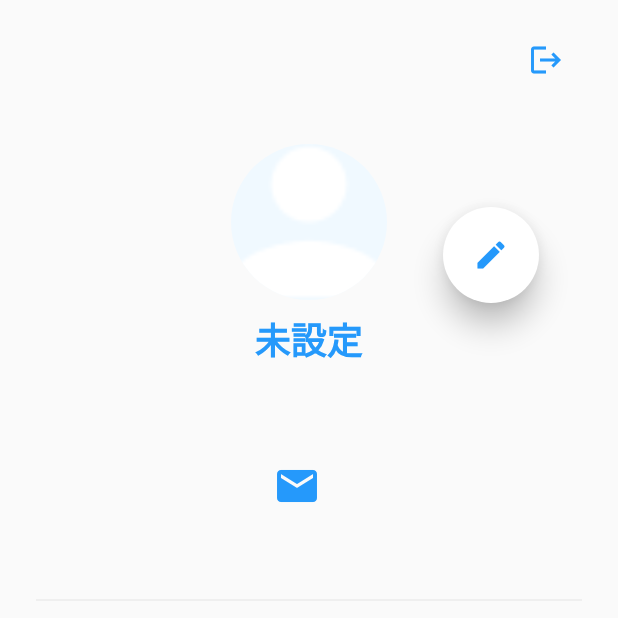
After one commit to John-Thailand/todoapp, a Flutter app: the OtherPage screen opened directly, on a phone screen of 412 x 824 dp, the top half of it. The commit adds this screen. Run offline on Flutter 3.47's test engine with Material 2 defaults, Android fonts, the phone set to English and light mode, and no system bars; our stand-ins replace cloud_firestore, firebase_auth, firebase_core, firebase_storage, image_picker; accounts and stored records are empty.

Commit message:
Avatorの表示

```diff
--- a/lib/models/task.dart
+++ b/lib/models/task.dart
@@ -1,21 +1,27 @@
+import 'package:todo_app/models/user.dart';
+
 class Task {
   Task({
     required this.documentId,
     required this.taskName,
+    required this.userId,
     required this.taskDetail,
     required this.genre,
     required this.createdTime,
     required this.updatedTime,
     required this.isFavorite,
     required this.favoriteCount,
+    this.user,
   });
 
   String documentId;
   String? taskName;
+  String userId;
   String? taskDetail;
   String? genre;
   DateTime? createdTime;
   DateTime? updatedTime;
   bool isFavorite;
   int favoriteCount;
+  User? user;
 }
--- /dev/null
+++ b/lib/other/other_page.dart
@@ -0,0 +1,212 @@
+import 'package:flutter/material.dart';
+import 'package:provider/provider.dart';
+import 'package:todo_app/edit_profile/edit_profile_page.dart';
+import 'package:todo_app/login/login_page.dart';
+import 'package:todo_app/reset_mail/reset_mail_page.dart';
+import 'package:todo_app/style.dart';
+
+import 'other_model.dart';
+
+class OtherPage extends StatelessWidget {
+  OtherPage({ Key? key }) : super(key: key);
+  // 固定値となる変数は、build外で設定する
+  final CustomColor customColor = CustomColor();
+
+  @override
+  Widget build(BuildContext context) {
+    // CircularProgressIndicatorの色を設定
+    final Color primaryColor = Theme.of(context).primaryColor;
+
+    return ChangeNotifierProvider<OtherModel>(
+      create: (_) => OtherModel()..fetchUser(),
+      child: Scaffold(
+        body: SingleChildScrollView(
+          scrollDirection: Axis.vertical,
+          child: Padding(
+            padding: const EdgeInsets.symmetric(horizontal: 24.0),
+            child: Center(
+              child: Consumer<OtherModel>(builder: (context, model, child) {
+                if(model.isLoading) {
+                  return CircularProgressIndicator(color: primaryColor);
+                } else {
+                  return Stack(
+                    children: [
+                      Column(
+                        children: [
+                          const SizedBox(height: 16.0),
+                          Row(
+                            mainAxisAlignment: MainAxisAlignment.end,
+                            children: [
+                              IconButton(
+                                onPressed: () async {
+                                  // ログアウト
+                                  await model.logout();
+                                  // ログインページに遷移
+                                  Navigator.pushAndRemoveUntil(
+                                    context,
+                                    MaterialPageRoute(
+                                        builder: (context) => const LoginPage()),
+                                    (_) => false
+                                  );
+                                },
+                                icon: const Icon(Icons.logout),
+                                color: customColor.mainColor,
+                                tooltip: 'ログアウト',
+                              ),
+                            ],
+                          ),
+                          const SizedBox(height: 32.0),
+                          Row(
+                            children: [
+                              Expanded(
+                                child: Container(),
+                              ),
+                              Expanded(
+                                child: Column(
+                                  children: [
+                                    CircleAvatar(
+                                      backgroundImage: model.userImageURL == ''
+                                        ? const AssetImage('assets/images/account.png')
+                                        : NetworkImage(model.userImageURL) as ImageProvider,
+                                      backgroundColor: customColor.bodyColor,
+                                      radius: 52,
+                                    ),
+                                    const SizedBox(height: 8.0),
+                                    Text(
+                                      model.userName ?? '未設定',
+                                      style: TextStyle(
+                                        fontSize: 24,
+                                        fontWeight: FontWeight.bold,
+                                        color: customColor.mainColor,
+                                      ),
+                                    ),
+                                  ],
+                                ),
+                              ),
+                              Expanded(
+                                child: ElevatedButton(
+                                  onPressed: () async {
+                                    // プロフィール編集ページに遷移
+                                    await Navigator.push(
+                                      context,
+                                      MaterialPageRoute(
+                                        builder: (context) =>
+                                        EditProfilePage(userImageURL: model.userImageURL, userName: model.userName),
+                                      ),
+                                    );
+                                    // ユーザー情報が変更されている可能性があるため、ユーザー情報を取得
+                                    model.fetchUser();
+                                  },
+                                  child: Icon(
+                                    Icons.edit,
+                                    color: customColor.mainColor
+                                  ),
+                                  style: ElevatedButton.styleFrom(
+                                    elevation: 8.0,
+                                    shape: const CircleBorder(),
+                                    padding: const EdgeInsets.all(20),
+                                    primary: customColor.whiteColor, // <-- Button color
+                                    onPrimary: customColor.mainColor, // <-- Splash color
+                                  ),
+                                ),
+                              ),
+                            ],
+                          ),
+                          const SizedBox(height: 64.0),
+                          Row(
+                            mainAxisAlignment: MainAxisAlignment.center,
+                            children: [
+                              Icon(
+                                Icons.email,
+                                color: customColor.mainColor,
+                                size: 32.0,
+                              ),
+                              const SizedBox(width: 16.0),
+                              Text(
+                                model.email ?? 'メールアドレスなし',
+                                style: TextStyle(
+                                  color: customColor.mainColor,
+                                  fontSize: 16.0,
+                                ),
+                              ),
+                            ],
+                          ),
+                          Divider(
+                            height: 120.0,
+                            thickness: 1.0,
+                            color: customColor.greyColor,
+                          ),
+                          // SizedBox(
+                          //   width: MediaQuery.of(context).size.width,
+                          //   child: ElevatedButton(
+                          //     child: Text(
+                          //       'メールアドレス変更',
+                          //       style: TextStyle(
+                          //         color: customColor.whiteColor,
+                          //         fontSize: 16.0,
+                          //       ),
+                          //     ),
+                          //     style: ElevatedButton.styleFrom(
+                          //       primary: Colors.blue,
+                          //       onPrimary: Colors.black,
+                          //       shape: RoundedRectangleBorder(
+                          //         borderRadius: BorderRadius.circular(10),
+                          //       ),
+                          //       padding: const EdgeInsets.all(16.0),
+                          //     ),
+                          //     onPressed: () async {
+                          //       // メールアドレス変更ページに遷移
+                          //       await Navigator.push(
+                          //         context,
+                          //         MaterialPageRoute(
+                          //           builder: (context) =>
+                          //           ResetMailPage(nowEmail: model.email!),
+                          //         ),
+                          //       );
+                          //     },
+                          //   ),
+                          // ),
+                          // const SizedBox(height: 32.0),
+                          // SizedBox(
+                          //   width: MediaQuery.of(context).size.width,
+                          //   child: ElevatedButton(
+                          //     child: Text(
+                          //       'パスワード変更',
+                          //       style: TextStyle(
+                          //         color: customColor.whiteColor,
+                          //         fontSize: 16.0,
+                          //       ),
+                          //     ),
+                          //     style: ElevatedButton.styleFrom(
+                          //       primary: Colors.blue,
+                          //       onPrimary: Colors.black,
+                          //       shape: RoundedRectangleBorder(
+                          //         borderRadius: BorderRadius.circular(10),
+                          //       ),
+                          //       padding: const EdgeInsets.all(16.0),
+                          //     ),
+                          //     onPressed: () async {
+                          //       await model.sendPasswordResetEmail(context);
+                          //     },
+                          //   ),
+                          // ),
+                        ],
+                      ),
+                      if (model.isLoading)
+                        Container(
+                          color: Colors.black54,
+                          child: const Center(
+                            child: CircularProgressIndicator(),
+                          ),
+                        ),
+                    ],
+                  );
+                }
+              }),
+            ),
+          ),
+        ),
+      ),
+    );
+  }
+}
--- a/lib/register/register_model.dart
+++ b/lib/register/register_model.dart
@@ -38,6 +38,8 @@ class RegisterModel extends ChangeNotifier {
         await doc.set({
           'userId': userId,
           'email': email,
+          'userName': '',
+          'userImageURL': '',
           'createdTime': Timestamp.now(),
           'updatedTime': Timestamp.now(),
         });
```
Also changed, not shown: lib/models/task_list.dart (+50 -2 lines), lib/models/user.dart (added, +11 -0 lines), lib/other/other_model.dart (added, +121 -0 lines), lib/pages/task_list_page.dart (+56 -10 lines).
